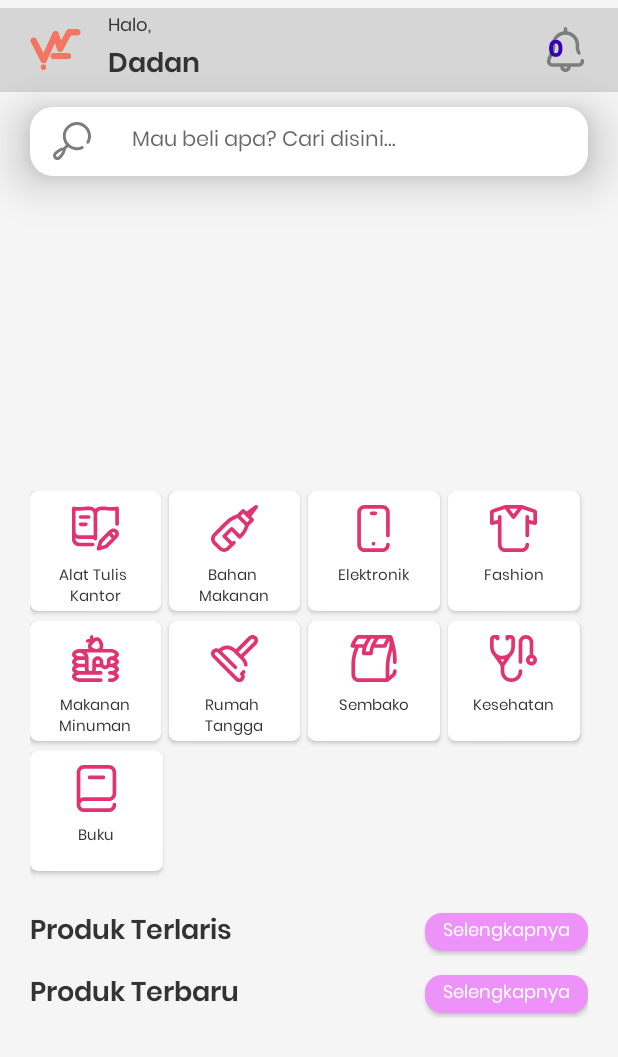
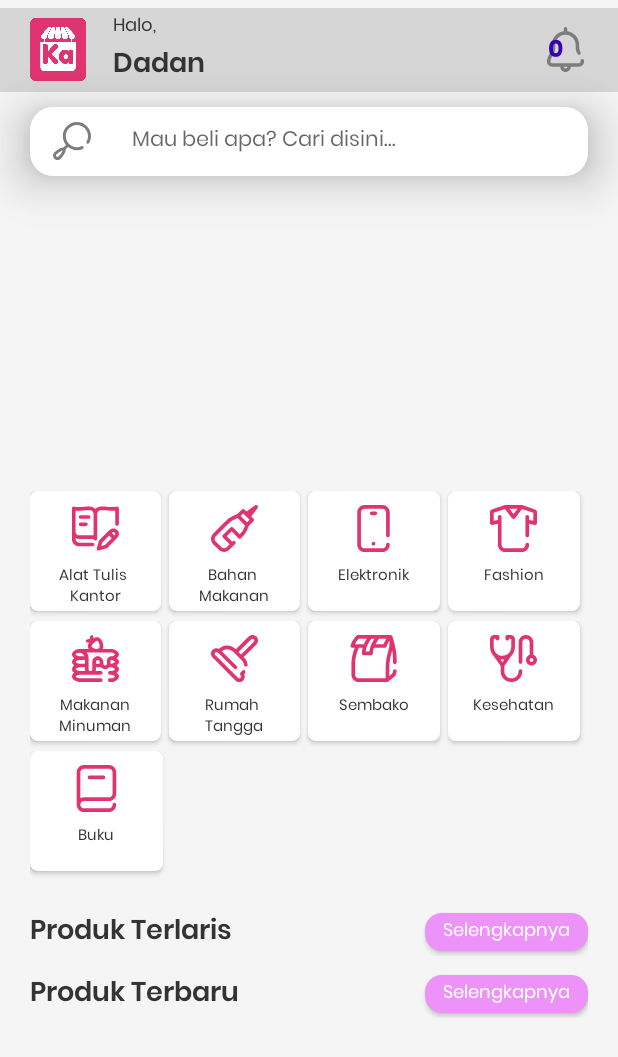
Before and after one commit to ddr137/Kawarung-android, an Android app: the layout fragment_home.xml on its own in the app's theme, with its tools: preview values and no code run, on a phone screen of 412 x 824 dp. Shown: the top 1057 px of the screen. Run offline under Robolectric (Android 15) with nearby library versions, the phone set to English and light mode, and no system bars.

Commit message:
add logo

```diff
--- a/app/build.gradle
+++ b/app/build.gradle
@@ -75,8 +75,4 @@ dependencies {
     // Expanded Text
     implementation 'com.ms-square:expandableTextView:0.1.4'
 
-
-
-
-
 }
--- a/app/src/main/res/layout/fragment_home.xml
+++ b/app/src/main/res/layout/fragment_home.xml
@@ -32,11 +32,11 @@
 
                 <ImageView
                     android:id="@+id/logo_toolbar"
-                    android:layout_width="34dp"
-                    android:layout_height="27dp"
+                    android:layout_width="37dp"
+                    android:layout_height="42dp"
                     android:layout_centerVertical="true"
                     android:layout_marginEnd="18dp"
-                    android:src="@drawable/warkit_logo_orange" />
+                    android:src="@drawable/k_warung_icon_logo" />
 
                 <TextView
                     android:id="@+id/hallo"
```
Also changed, not shown: app/src/main/res/drawable-v24/k_warung_icon_logo.png (added).
